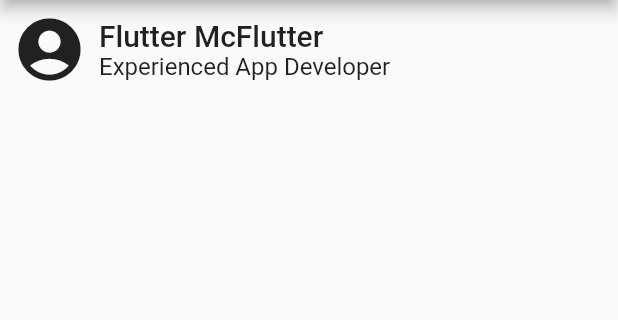
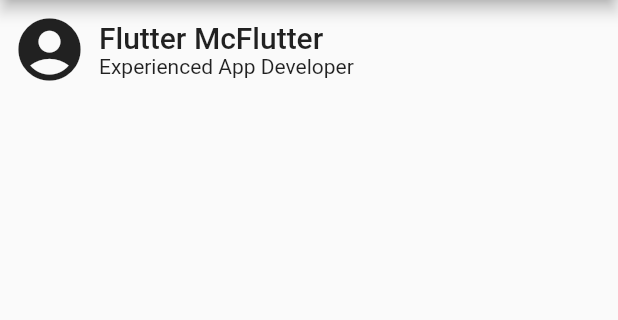
Before and after one commit to ArhanWR/basic_layout_flutter, a Flutter app: the screen it shows after launch, on a phone screen of 412 x 824 dp, the part 84-404 px from its top. Run offline on Flutter 3.47's test engine with Material 2 defaults, Android fonts, the phone set to English and light mode, and no system bars.

Commit message:
Exercise 1 - Done

```diff
--- a/lib/main.dart
+++ b/lib/main.dart
@@ -28,13 +28,7 @@ class MyWidget extends StatelessWidget {
               'Flutter McFlutter',
               style: Theme.of(context).textTheme.headline6,
             ),
-            Text(
-              'Experienced App Developer',
-              style: TextStyle(
-                fontSize: 16, // Set the font size as needed
-                fontWeight: FontWeight.normal, // Set the font weight as needed
-              ),
-            ),
+            const Text('Experienced App Developer'),
           ],
         ),
       ],
```
